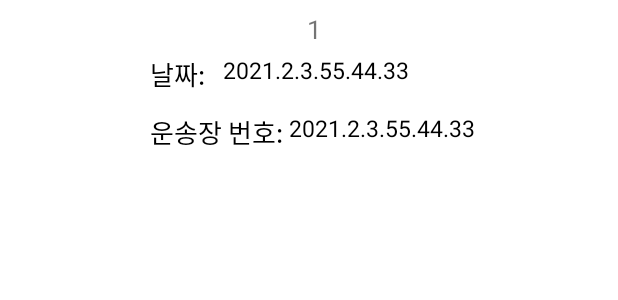
After one commit to OpenSourceRealize/OpenSourceRealizeProject, an Android app: the layout list_item_user.xml on its own in the app's theme, with its tools: preview values and no code run, on a phone screen of 412 x 824 dp. The commit adds this screen. Shown: the top 300 px of the screen. Run offline under Robolectric (Android 15) with nearby library versions, the phone set to English and light mode, and no system bars.

Commit message:
안드로이드 스튜디오 실시간 firebase연동 리스트뷰 구현

```diff
--- /dev/null
+++ b/front/app/src/main/java/com/example/myapplication/user.kt
@@ -0,0 +1,3 @@
+package com.example.myapplication
+
+class user ( val number: String, val date: String, val boxnum:String)
--- /dev/null
+++ b/front/app/src/main/res/layout/list_item_user.xml
@@ -0,0 +1,69 @@
+<?xml version="1.0" encoding="utf-8"?>
+<androidx.constraintlayout.widget.ConstraintLayout xmlns:android="http://schemas.android.com/apk/res/android"
+    xmlns:app="http://schemas.android.com/apk/res-auto"
+    xmlns:tools="http://schemas.android.com/tools"
+    android:layout_width="match_parent"
+    android:layout_height="match_parent">
+
+    <TextView
+        android:id="@+id/number"
+        android:layout_width="wrap_content"
+        android:layout_height="wrap_content"
+        android:layout_marginLeft="7dp"
+        android:layout_marginTop="7dp"
+        android:text="1"
+        android:textSize="17dp"
+        app:layout_constraintStart_toStartOf="parent"
+        app:layout_constraintEnd_toEndOf="parent"
+        app:layout_constraintTop_toTopOf="parent"
+        tools:layout_editor_absoluteX="12dp"
+        tools:layout_editor_absoluteY="11dp" />
+
+    <TextView
+        android:id="@+id/datetext"
+        android:layout_width="wrap_content"
+        android:layout_height="wrap_content"
+        android:layout_marginStart="8dp"
+        android:layout_marginTop="36dp"
+        android:text="2021.2.3.55.44.33"
+        android:textColor="@color/black"
+        android:textSize="15dp"
+        app:layout_constraintStart_toEndOf="@+id/date"
+        app:layout_constraintTop_toTopOf="parent" />
+
+    <TextView
+        android:id="@+id/boxnumtext"
+        android:layout_width="wrap_content"
+        android:layout_height="wrap_content"
+        android:layout_marginStart="4dp"
+        android:text="2021.2.3.55.44.33"
+        android:textColor="@color/black"
+        android:textSize="15dp"
+        app:layout_constraintStart_toEndOf="@+id/boxnum"
+        app:layout_constraintTop_toTopOf="@id/boxnum" />
+
+    <TextView
+        android:id="@+id/boxnum"
+        android:layout_width="wrap_content"
+        android:layout_height="wrap_content"
+        android:layout_marginTop="12dp"
+        android:text="운송장 번호:"
+        android:textColor="@color/black"
+        android:textSize="17dp"
+        app:layout_constraintStart_toStartOf="@id/date"
+        app:layout_constraintTop_toBottomOf="@+id/date" />
+
+    <TextView
+        android:id="@+id/date"
+        android:layout_width="wrap_content"
+        android:layout_height="wrap_content"
+        android:layout_marginStart="100dp"
+        android:layout_marginTop="36dp"
+        android:text="날짜: "
+        android:textColor="@color/black"
+        android:textSize="17dp"
+        app:layout_constraintStart_toStartOf="parent"
+        app:layout_constraintTop_toTopOf="parent" />
+
+
+</androidx.constraintlayout.widget.ConstraintLayout>
```
Also changed, not shown: front/app/src/main/java/com/example/myapplication/MainActivity.kt (+55 -23 lines), front/app/src/main/java/com/example/myapplication/UserAdapter.kt (added, +44 -0 lines), front/app/src/main/res/layout/activity_main.xml (+61 -48 lines).
